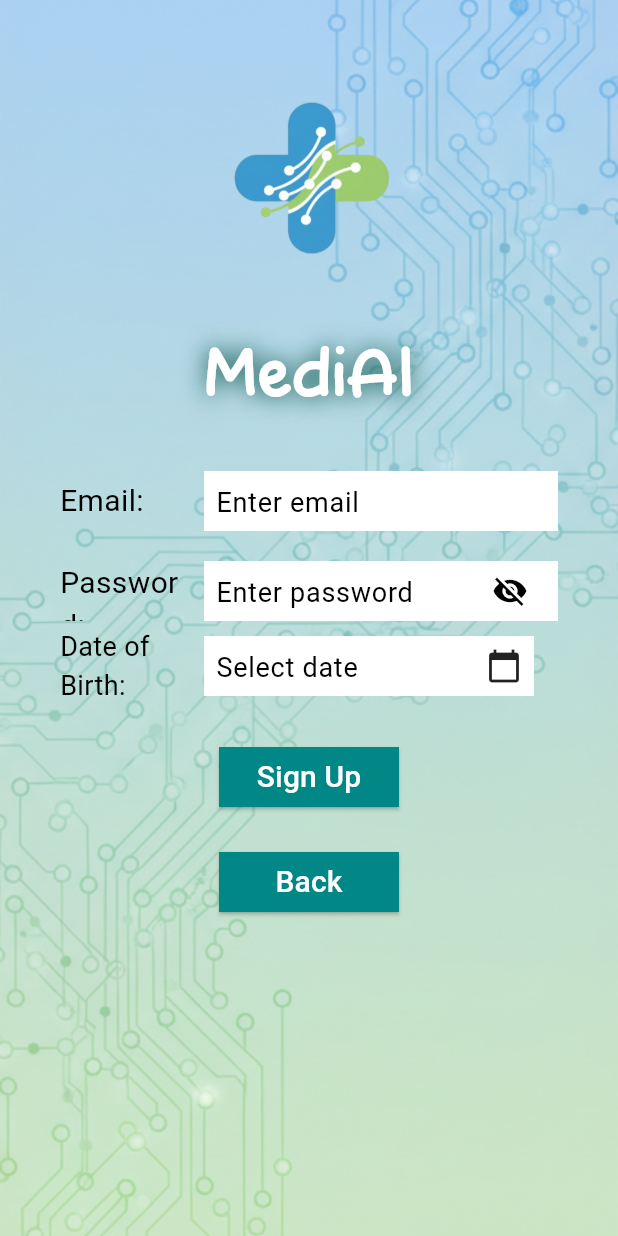
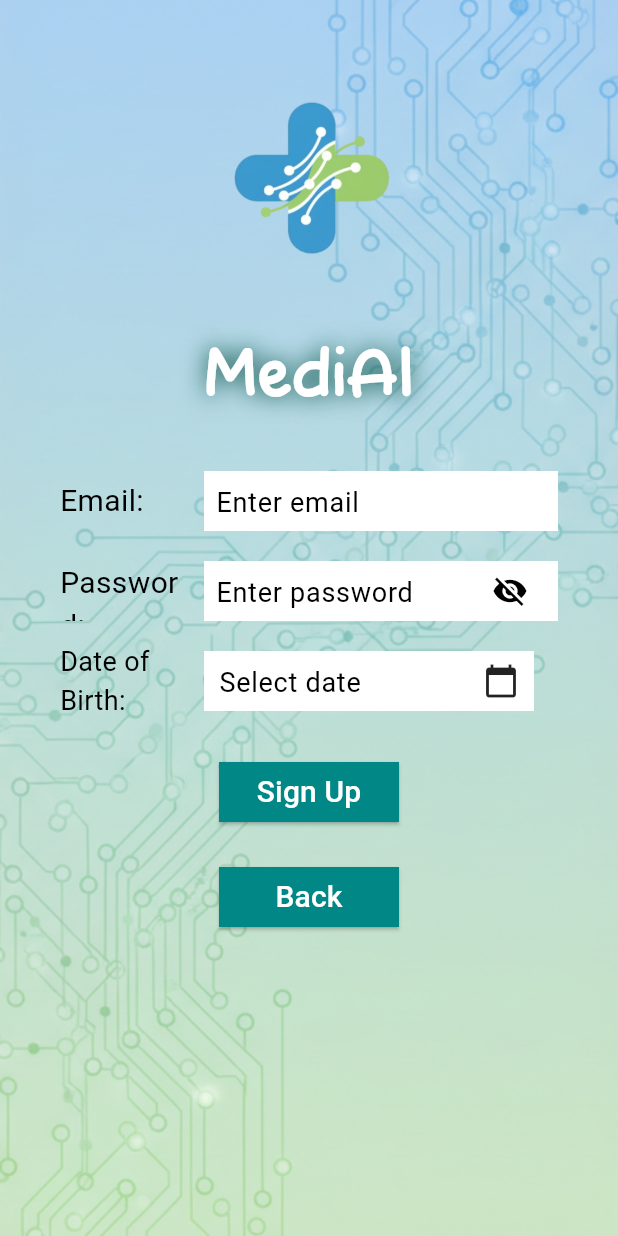
Before and after one commit to Jaslyn1191/hellohackers, a Flutter app: the screen it shows after launch, after a tap on "Sign Up", on a phone screen of 412 x 824 dp. Run offline on Flutter 3.47's test engine with Material 3 defaults, Android fonts, the phone set to English and light mode, and no system bars; our stand-ins replace cloud_firestore, firebase_auth, firebase_core; accounts and stored records are empty; Roboto replaces fonts that are missing (winterdraw).

Commit message:
modify files

```diff
--- a/hellohackers_flutter/lib/main.dart
+++ b/hellohackers_flutter/lib/main.dart
@@ -1,5 +1,6 @@
 import 'package:flutter/material.dart';
 import 'package:firebase_core/firebase_core.dart';
+import 'package:firebase_auth/firebase_auth.dart';
 import 'firebase_options.dart';
 import "ui/user_login.dart";
 import "ui/user_signup.dart";
@@ -21,6 +22,8 @@ import "core/colors.dart";
 void main() async {
   WidgetsFlutterBinding.ensureInitialized();
   await Firebase.initializeApp();
+  FirebaseAuth.instance.signOut();
+  // print(FirebaseAuth.instance.currentUser);
   runApp(MyApp());
 }
 
--- a/hellohackers_flutter/lib/ui/user_dashboard.dart
+++ b/hellohackers_flutter/lib/ui/user_dashboard.dart
@@ -41,7 +41,7 @@ class _UserDashboardPageState extends State<UserDashboardPage> {
       body: Container(
         decoration: const BoxDecoration(
           image: DecorationImage(
-            image: AssetImage('assets/images/chat_background.png'),
+            image: AssetImage('assets/images/background_2.png'),
             fit: BoxFit.cover,
           ),
         ),
--- a/hellohackers_flutter/lib/ui/user_signup.dart
+++ b/hellohackers_flutter/lib/ui/user_signup.dart
@@ -28,7 +28,7 @@ class _UserSignupPageState extends State<UserSignupPage> {
     final DateTime? picked = await showDatePicker(
       context: context,
       initialDate: DateTime(2000),
-      firstDate: DateTime(1950),
+      firstDate: DateTime(1920),
       lastDate: DateTime.now(),
     );
     if (picked != null) {
@@ -179,6 +179,7 @@ class _UserSignupPageState extends State<UserSignupPage> {
                 ],
               ),
             ),
+            const SizedBox(height: 10),
 
             Padding(
                     padding: const EdgeInsets.symmetric(horizontal: 40),
@@ -197,6 +198,8 @@ class _UserSignupPageState extends State<UserSignupPage> {
                             ),
                           ),
                         ),
+
+
                         const SizedBox(width: 16),
                         SizedBox(
                           width: 220,
@@ -204,7 +207,7 @@ class _UserSignupPageState extends State<UserSignupPage> {
                             onTap: () => _selectDate(context),
                             child: Container(
                               height: 40,
-                              padding: const EdgeInsets.symmetric(horizontal: 8),
+                              padding: const EdgeInsets.symmetric(horizontal: 10),
                               color: AppColors.white,
                               child: Row(
                                 children: [
--- a/hellohackers_flutter/pubspec.yaml
+++ b/hellohackers_flutter/pubspec.yaml
@@ -31,8 +31,8 @@ dependencies:
   flutter:
     sdk: flutter
   # firebase_core: ^2.24.2
-  firebase_core: ^3.2.0
-  firebase_auth: ^5.1.2
+  firebase_core: ^3.15.2
+  firebase_auth: ^5.7.0
 
   # The following adds the Cupertino Icons font to your application.
   # Use with the CupertinoIcons class for iOS style icons.
```
Also changed, not shown: hellohackers_flutter/assets/images/chat_background.png (added), hellohackers_flutter/lib/firebase_options.dart.
